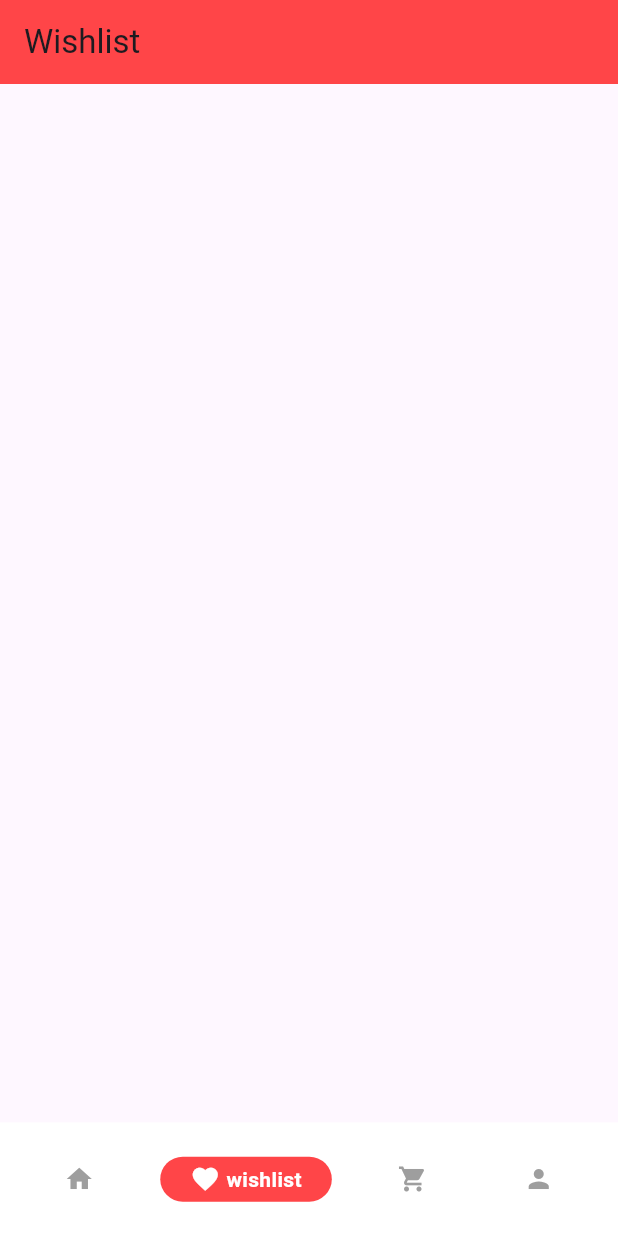
After one commit to Hsk4/Laptop_Harbour_App, a Flutter app: the screen it shows after launch, item 2 of the bottom bar chosen, on a phone screen of 412 x 824 dp. The commit adds this screen. Run offline on Flutter 3.47's test engine with Material 3 defaults, Android fonts, the phone set to English and light mode, and no system bars; drawn by our look-alikes of google_nav_bar; our stand-ins replace carousel_slider, flutter_screenutil, font_awesome_flutter.

Commit message:
work added

```diff
--- /dev/null
+++ b/lib/components/G_Navigation.dart
@@ -0,0 +1,77 @@
+import 'package:eproject_sem4/pages/Dashboard_pages/main_page.dart';
+import 'package:eproject_sem4/pages/Dashboard_pages/wishlist.dart';
+import 'package:flutter/material.dart';
+import 'package:flutter_screenutil/flutter_screenutil.dart';
+import 'package:google_nav_bar/google_nav_bar.dart';
+
+class GNavigation extends StatefulWidget {
+  const GNavigation({super.key});
+
+  @override
+  State<GNavigation> createState() => _GNavigationState();
+}
+
+class _GNavigationState extends State<GNavigation> {
+  int _selectedIndex = 0;
+// all the pages are commented out for now
+
+  final List<Widget> _pages = [
+    MainPage(),
+    Wishlist(),
+    // SearchPage(),
+    // SettingsPage(),
+  ];
+  @override
+  Widget build(BuildContext context) {
+
+
+    return   Scaffold(
+
+      body:_selectedIndex < _pages.length ? _pages[_selectedIndex]
+          : Container(),
+      bottomNavigationBar: Container(
+        color: Colors.white,
+
+        child:
+        Padding(padding: EdgeInsets.all(20.w),
+          child: GNav(
+            gap: 4,
+            activeColor: Colors.white,
+            color: Colors.grey,
+            tabBackgroundColor:Color(0xFFFF4548),
+            iconSize: 20,
+            padding: EdgeInsets.symmetric(horizontal: 20, vertical: 5),
+            duration: Duration(milliseconds: 400),
+            tabs:[
+              GButton(
+                icon: Icons.home,
+                text: 'Home' ,
+              ),
+              GButton(
+                icon: Icons.favorite,
+                text: 'wishlist' ,
+              ),
+
+              GButton(
+                icon: Icons.shopping_cart,
+                text: 'Cart',
+              ),
+              GButton(
+                icon: Icons.person,
+                text: 'Profile',
+              ),
+            ],
+            selectedIndex: _selectedIndex,
+            onTabChange: (index) {
+              setState(() {
+                _selectedIndex = index;
+              });
+            },
+
+          ),
+
+        ),
+      ),
+    );
+  }
+}
--- a/lib/main.dart
+++ b/lib/main.dart
@@ -1,5 +1,8 @@
-import 'package:eproject_sem4/pages/landing_page.dart';
+import 'package:eproject_sem4/components/G_Navigation.dart';
+import 'package:eproject_sem4/pages/Dashboard_pages/main_page.dart';
+import 'package:eproject_sem4/pages/splash_screen_pages/landing_page.dart';
 import 'package:flutter/material.dart';
+import 'package:flutter_screenutil/flutter_screenutil.dart'; // Added
 
 void main() {
   runApp(const MyApp());
@@ -10,11 +13,18 @@ class MyApp extends StatelessWidget {
 
   @override
   Widget build(BuildContext context) {
-    return MaterialApp(
-      theme: ThemeData(),
-      home: LandingPage(),
-
-
+    return ScreenUtilInit(
+      designSize: const Size(360, 690), // Adjusted design size for better scaling
+      minTextAdapt: true,
+      splitScreenMode: true,
+      builder: (context, child) {
+        return MaterialApp(
+          debugShowCheckedModeBanner: false,
+          theme: ThemeData(),
+          home: child,
+        );
+      },
+      child: GNavigation(), // landing page
     );
   }
 }
--- /dev/null
+++ b/lib/pages/Dashboard_pages/wishlist.dart
@@ -0,0 +1,15 @@
+import 'package:flutter/material.dart';
+
+class Wishlist extends StatelessWidget {
+  const Wishlist({super.key});
+
+  @override
+  Widget build(BuildContext context) {
+    return Scaffold(
+      appBar: AppBar(
+        title: Text('Wishlist'),
+        backgroundColor: Color(0xFFFF4548),
+      ),
+    );
+  }
+}
--- a/pubspec.yaml
+++ b/pubspec.yaml
@@ -30,10 +30,16 @@ environment:
 dependencies:
   flutter:
     sdk: flutter
+  flutter_screenutil: ^5.9.3
+
 
   # The following adds the Cupertino Icons font to your application.
   # Use with the CupertinoIcons class for iOS style icons.
   cupertino_icons: ^1.0.8
+  carousel_slider: ^5.1.1
+  floating_navbar: ^3.0.0
+  google_nav_bar: ^5.0.7
+  font_awesome_flutter: ^10.9.0
 
 dev_dependencies:
   flutter_test:
```
Also changed, not shown: lib/components/appbar_component.dart (added, +130 -0 lines), lib/components/buttons_component.dart (+4 -3 lines), lib/components/carousel_component.dart (added, +48 -0 lines), lib/components/categories_List_component.dart (added, +45 -0 lines), lib/components/my_icon_component.dart (added, +52 -0 lines), lib/components/seeall_component.dart (added, +22 -0 lines), lib/models/categories_model.dart (added, +7 -0 lines), lib/pages/Dashboard_pages/main_page.dart (added, +73 -0 lines), pubspec.lock.
